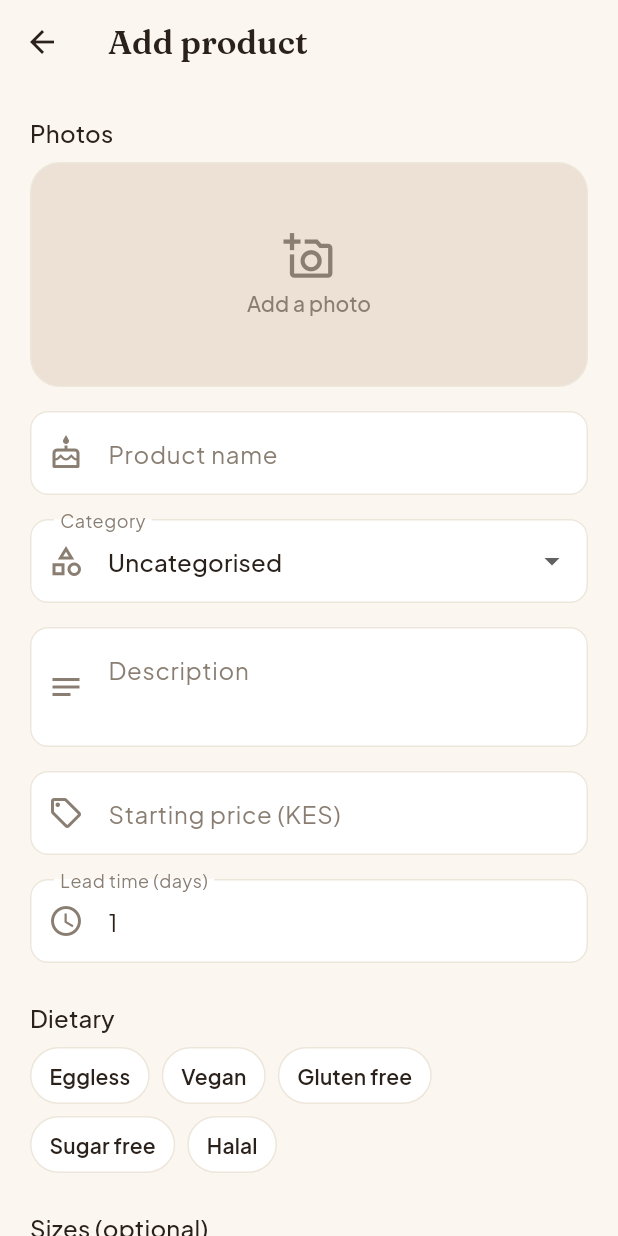
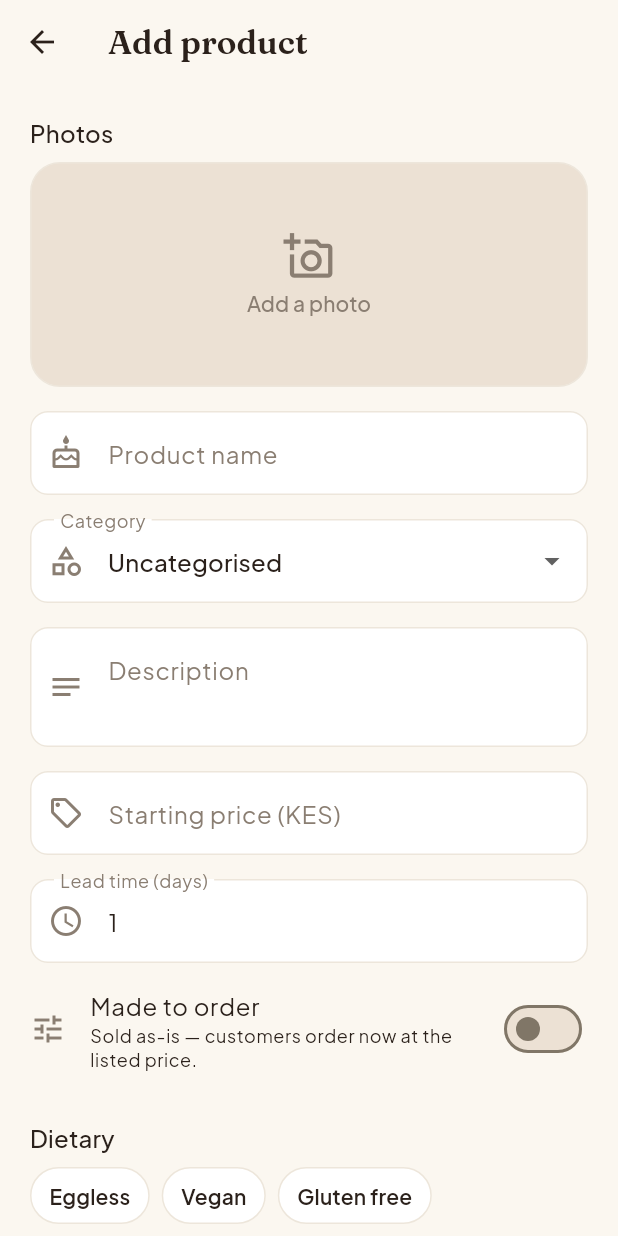
Before and after one commit to aaronmatei/bakecity, a Flutter app: the ProductFormScreen screen opened directly with empty values, on a phone screen of 412 x 824 dp. Run offline on Flutter 3.47's test engine with Material 3 defaults, Android fonts, the phone set to English and light mode, and no system bars; our stand-ins replace cached_network_image, device_preview, dio, firebase_core, firebase_messaging, flutter_animate and 10 more; accounts and stored records are empty; network calls fail.

Commit message:
Frontend: fixed buy-now vs made-to-order product flow
- Product form: a 'Made to order' toggle (is_custom) — sold-as-is vs price-by-
  quote; controllers send is_custom.
- Product detail CTA branches: fixed products show 'Order now', custom show
  'Request a quote'; the buy_now intent + chosen size_id ride to the order
  screen.
- Order screen handles buy_now: titles/copy/button become 'Place order', and
  createOrder sends buy_now + size_id so the backend creates a priced, approved
  order to pay immediately.

Co-Authored-By: Claude Opus 4.8 <noreply@anthropic.com>

```diff
--- a/frontend/lib/features/catalog/presentation/product_form_screen.dart
+++ b/frontend/lib/features/catalog/presentation/product_form_screen.dart
@@ -67,6 +67,7 @@ class _ProductFormScreenState extends ConsumerState<ProductFormScreen> {
   String? _categoryId;
   late bool _available;
   late bool _isOnOffer;
+  late bool _isCustom;
   String? _occasion;
   String? _flavor;
   String? _format;
@@ -91,6 +92,7 @@ class _ProductFormScreenState extends ConsumerState<ProductFormScreen> {
     _categoryId = p?.categoryId;
     _available = p?.isAvailable ?? true;
     _isOnOffer = p?.isOnOffer ?? false;
+    _isCustom = p?.isCustomizable ?? false;
     _occasion = p?.cakeOccasion;
     _flavor = p?.cakeFlavor;
     _format = p?.cakeFormat;
@@ -190,6 +192,7 @@ class _ProductFormScreenState extends ConsumerState<ProductFormScreen> {
           cakeFormat: cakes ? _format : null,
           sizes: sizes,
           imageMediaIds: _images.map((e) => e.mediaId).toList(),
+          isCustom: _isCustom,
         );
       } else {
         await ctrl.createProduct(
@@ -206,6 +209,7 @@ class _ProductFormScreenState extends ConsumerState<ProductFormScreen> {
           cakeFormat: cakes ? _format : null,
           sizes: sizes,
           imageMediaIds: _images.map((e) => e.mediaId).toList(),
+          isCustom: _isCustom,
         );
       }
       ref.invalidate(bakerManageProductsProvider(widget.bakerId));
@@ -302,6 +306,21 @@ class _ProductFormScreenState extends ConsumerState<ProductFormScreen> {
                   if (n == null || n < 0) return 'Enter a whole number';
                   return null;
                 },
+              ),
+
+              const SizedBox(height: Insets.sm),
+              SwitchListTile(
+                contentPadding: EdgeInsets.zero,
+                value: _isCustom,
+                onChanged: (v) => setState(() => _isCustom = v),
+                secondary: const Icon(Icons.tune_outlined),
+                title: const Text('Made to order'),
+                subtitle: Text(
+                  _isCustom
+                      ? 'Customers request a quote; you set the price.'
+                      : 'Sold as-is — customers order now at the listed price.',
+                  style: context.tt.bodySmall,
+                ),
               ),
 
               // Cake attributes.
--- a/frontend/lib/features/orders/application/orders_controller.dart
+++ b/frontend/lib/features/orders/application/orders_controller.dart
@@ -52,6 +52,8 @@ class OrdersController extends AsyncNotifier<List<Order>> {
     String? productId,
     String? deliveryAddress,
     String fulfillment = 'delivery',
+    bool buyNow = false,
+    String? sizeId,
     double? lat,
     double? lng,
     Map<String, String> specs = const {},
@@ -62,6 +64,8 @@ class OrdersController extends AsyncNotifier<List<Order>> {
         'baker_id': bakerId,
         'event_date': _ymd(eventDate),
         'fulfillment': fulfillment,
+        if (buyNow) 'buy_now': true,
+        if (buyNow && sizeId != null) 'size_id': sizeId,
         if (productId != null) 'product_id': productId,
         if (deliveryAddress != null && deliveryAddress.isNotEmpty)
           'delivery_address': deliveryAddress,
--- a/frontend/lib/features/products/application/products_controller.dart
+++ b/frontend/lib/features/products/application/products_controller.dart
@@ -183,6 +183,7 @@ class CatalogController {
     String? cakeFormat,
     List<Map<String, dynamic>> sizes = const [],
     List<String> imageMediaIds = const [],
+    bool isCustom = false,
   }) async {
     await _ref.read(apiClientProvider).post<Map<String, dynamic>>(
       ApiEndpoints.products,
@@ -193,6 +194,7 @@ class CatalogController {
           'description': description,
         'base_price': basePriceCents / 100,
         if (leadTimeDays != null) 'lead_time_days': leadTimeDays,
+        'is_custom': isCustom,
         'dietary': dietary,
         'is_on_offer': isOnOffer,
         if (discountPct != null) 'discount_pct': discountPct,
@@ -223,6 +225,7 @@ class CatalogController {
     String? cakeFormat,
     List<Map<String, dynamic>>? sizes,
     List<String>? imageMediaIds,
+    bool? isCustom,
   }) async {
     await _ref.read(apiClientProvider).patch<Map<String, dynamic>>(
       ApiEndpoints.product(id),
@@ -233,6 +236,7 @@ class CatalogController {
         if (description != null) 'description': description,
         if (categoryId != null) 'category_id': categoryId,
         if (leadTimeDays != null) 'lead_time_days': leadTimeDays,
+        if (isCustom != null) 'is_custom': isCustom,
         if (dietary != null) 'dietary': dietary,
         if (isOnOffer != null) 'is_on_offer': isOnOffer,
         if (discountPct != null) 'discount_pct': discountPct,
--- a/frontend/lib/routes/app_router.dart
+++ b/frontend/lib/routes/app_router.dart
@@ -186,6 +186,8 @@ final goRouterProvider = Provider<GoRouter>((ref) {
         builder: (context, state) => OrderRequestScreen(
           productId: state.pathParameters['productId']!,
           initialSize: state.uri.queryParameters['size'],
+          buyNow: state.uri.queryParameters['buy_now'] == 'true',
+          sizeId: state.uri.queryParameters['size_id'],
         ),
       ),
       GoRoute(
```
Also changed, not shown: frontend/lib/features/orders/presentation/order_request_screen.dart (+36 -10 lines), frontend/lib/features/products/presentation/product_detail_screen.dart (+22 -11 lines).
